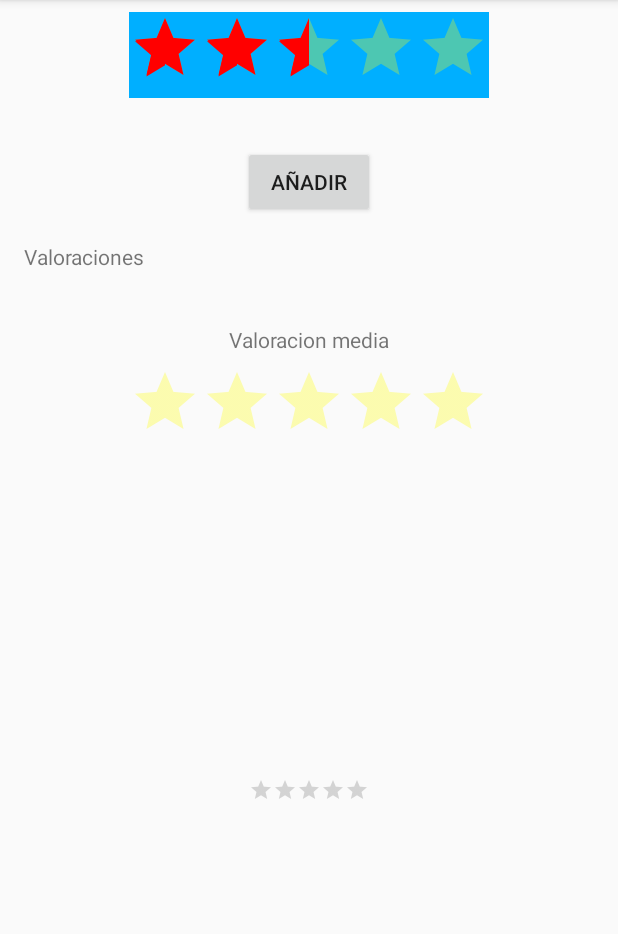
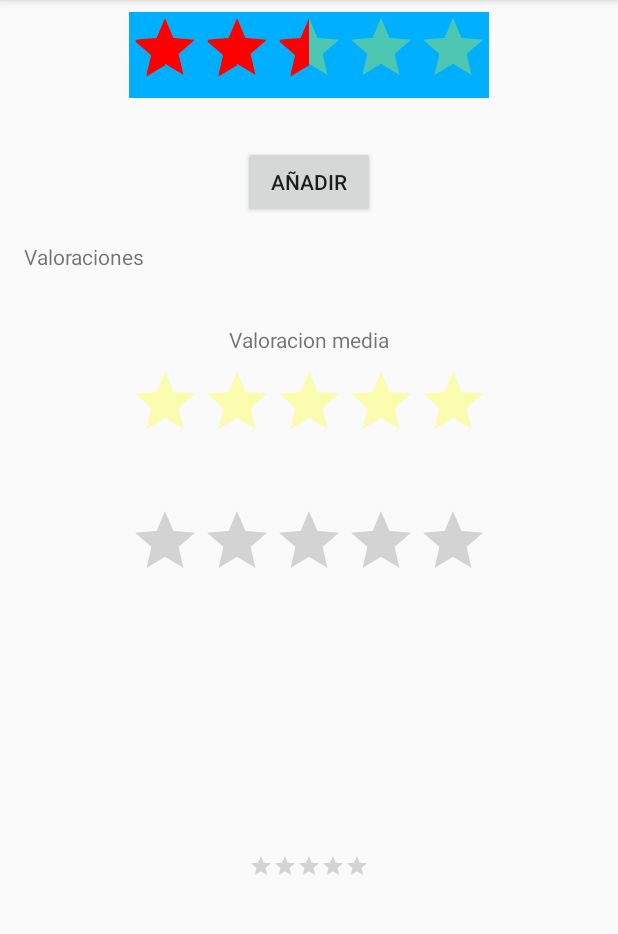
Before and after one commit to FabiPuig/TestRatingBar, an Android app: the screen it shows after launch (MainActivity), on a phone screen of 412 x 824 dp, the part 84-1018 px from its top. Run offline under Robolectric (Android 15) with nearby library versions, the phone set to English and light mode, and no system bars.

Commit message:
Añadimos otro RatingBar

```diff
--- a/app/src/main/res/layout/fragment_main.xml
+++ b/app/src/main/res/layout/fragment_main.xml
@@ -127,12 +127,27 @@
         android:layout_width="wrap_content"
         android:layout_height="wrap_content"
         app:layout_constraintBottom_toBottomOf="parent"
-        android:layout_marginBottom="44dp"
+        android:layout_marginBottom="16dp"
         android:layout_marginRight="8dp"
         app:layout_constraintRight_toRightOf="parent"
         android:layout_marginLeft="8dp"
         app:layout_constraintLeft_toLeftOf="parent"
+        style="?android:attr/ratingBarStyleSmall"
+        android:layout_marginTop="8dp"
+        app:layout_constraintTop_toBottomOf="@+id/ratingBar3" />
+
+    <RatingBar
+        android:id="@+id/ratingBar3"
+        android:layout_width="wrap_content"
+        android:layout_height="wrap_content"
+        android:layout_marginRight="8dp"
+        app:layout_constraintRight_toRightOf="parent"
+        android:layout_marginLeft="8dp"
+        app:layout_constraintLeft_toLeftOf="parent"
+        android:layout_marginTop="8dp"
         app:layout_constraintTop_toBottomOf="@+id/tv_rating"
-        style="?android:attr/ratingBarStyleSmall"/>
+        android:numStars="5"
+        android:isIndicator="true"
+        android:stepSize="0.5"/>
 
 </android.support.constraint.ConstraintLayout>
```
